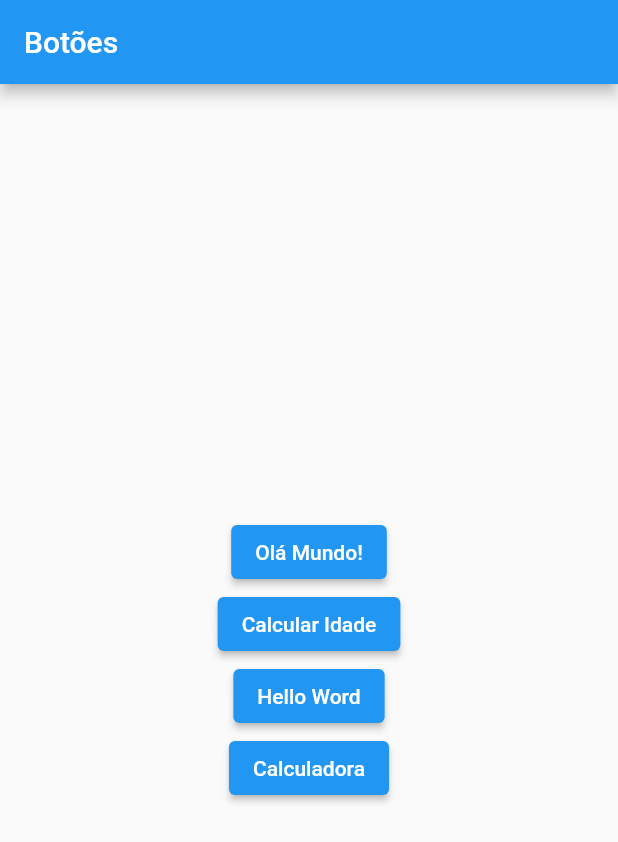
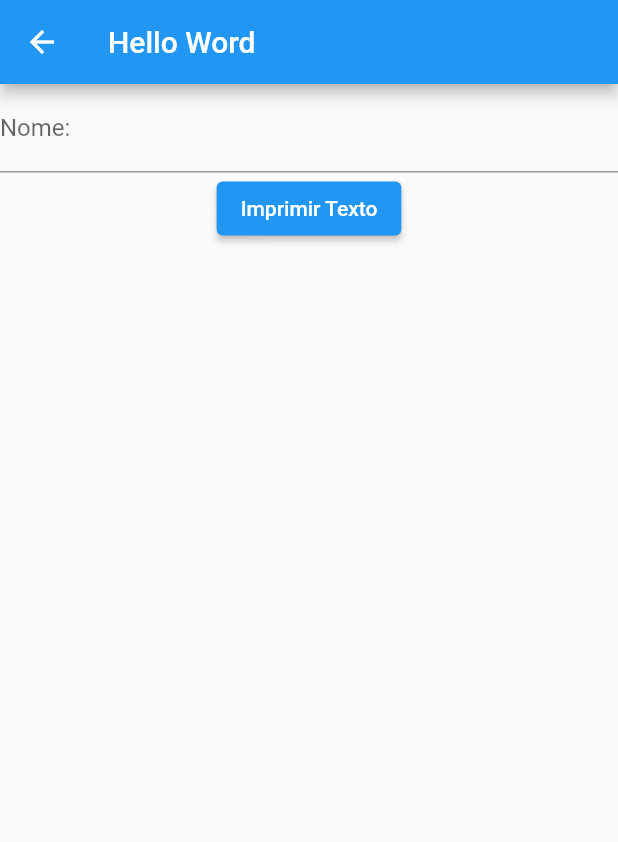
Before and after one commit to GustavoOrelio/FlutterIFPR, a Flutter app: the screen it shows after launch, after a tap on "Hello Word", on a phone screen of 412 x 824 dp. Shown: the top 842 px of the screen. Run offline on Flutter 3.47's test engine with Material 2 defaults, Android fonts, the phone set to English and light mode, and no system bars.

Commit message:
Adicionando rota de hello word

```diff
--- /dev/null
+++ b/PrimeiroApp/lib/view/hello_word.dart
@@ -0,0 +1,39 @@
+import 'package:flutter/material.dart';
+
+class HelloWord extends StatelessWidget {
+
+  String? nome;
+
+  mostrarTexto(String texto, BuildContext context){
+    showDialog(context: context, builder: (BuildContext){
+      return AlertDialog(
+        content: Text("Hello Word " + texto, style: TextStyle(fontSize: 18),
+        ),
+      );
+    });
+  }
+
+  @override
+  Widget build(BuildContext context) {
+    return Scaffold(
+      appBar: AppBar(
+        title: Text('Hello Word'),
+      ),
+      body: Column(
+        children: [
+          TextField(
+            decoration: InputDecoration(
+                label: Text('Nome:'), hintText: 'Digite o seu nome completo'),
+            onChanged: (valorDigitado){
+              nome = valorDigitado;
+            },
+          ),
+          ElevatedButton(onPressed: () {
+
+            mostrarTexto(nome.toString(), context);
+          }, child: Text('Imprimir Texto'))
+        ],
+      ),
+    );
+  }
+}
--- a/PrimeiroApp/lib/view/menu.dart
+++ b/PrimeiroApp/lib/view/menu.dart
@@ -1,5 +1,6 @@
 import 'package:flutter/material.dart';
 import 'package:primeiro_app/view/calcular_idade.dart';
+import 'package:primeiro_app/view/hello_word.dart';
 
 class Menu extends StatelessWidget {
   const Menu({Key? key}) : super(key: key);
@@ -26,7 +27,11 @@ class Menu extends StatelessWidget {
                       return CalcularIdade();
                     }))),
             criarBotao(
-                'Hello Word', () => print('Você clicou no terceiro botão')),
+                'Hello Word',
+                () => Navigator.push(context,
+                        MaterialPageRoute(builder: (context) {
+                      return HelloWord();
+                    }))),
             criarBotao(
                 'Calculadora', () => print('Você clicou no quarto botão')),
           ],
```
